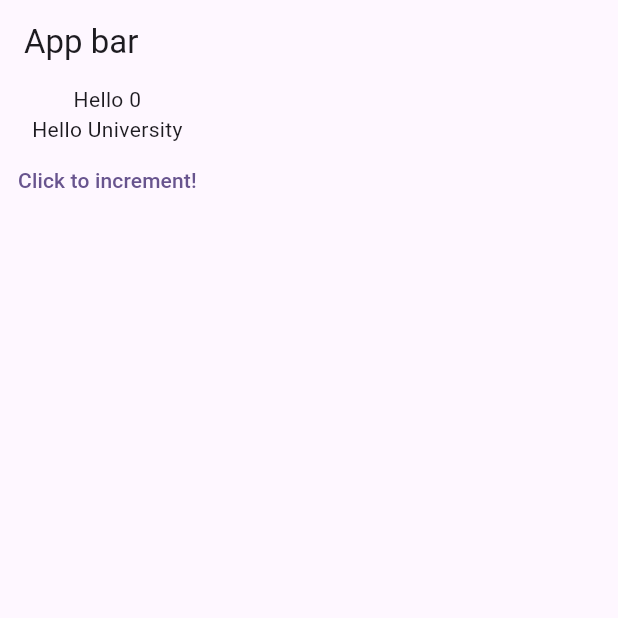
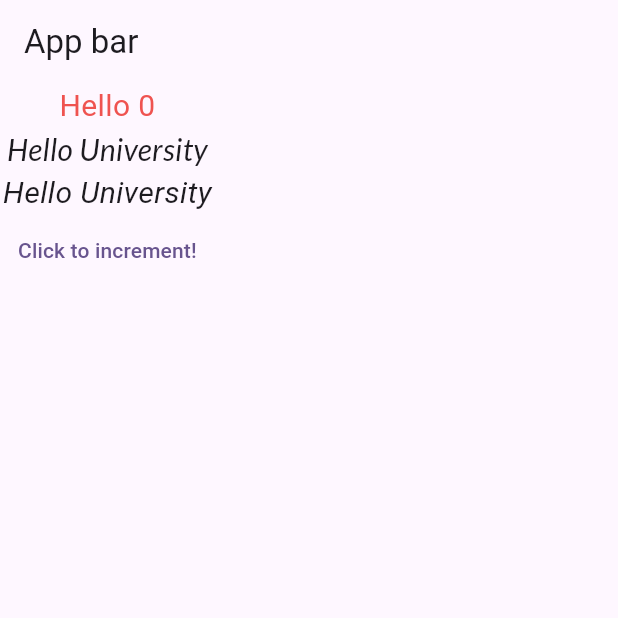
Before and after one commit to manelk/flutter-workshop-itech-uni, a Flutter app: the screen it shows after launch, on a phone screen of 412 x 824 dp, the top half of it. Run offline on Flutter 3.47's test engine with Material 3 defaults, Android fonts, the phone set to English and light mode, and no system bars; our stand-ins replace google_fonts; Roboto replaces fonts that are missing (Arbutus).

Commit message:
Add google font package

```diff
--- /dev/null
+++ b/lib/design_color.dart
@@ -0,0 +1,5 @@
+import 'dart:ui';
+
+class DesignColor {
+  final primaryColor = Color(0xFFEF5350);
+}
--- a/lib/widgets/counter_widget.dart
+++ b/lib/widgets/counter_widget.dart
@@ -1,4 +1,6 @@
 import 'package:flutter/material.dart';
+import '../design_color.dart';
+import 'package:google_fonts/google_fonts.dart';
 
 class CounterScreen extends StatefulWidget {
   const CounterScreen({super.key});
@@ -11,6 +13,10 @@ class _MyWidgetState extends State<CounterScreen> {
   int counter = 0;
   String name = "University";
 
+  // new style using google font package
+
+  final styleNew = GoogleFonts.lato(fontStyle: FontStyle.italic, fontSize: 20);
+
   void increment() {
     setState(() {
       counter++;
@@ -22,8 +28,17 @@ class _MyWidgetState extends State<CounterScreen> {
   Widget build(BuildContext context) {
     return Column(
       children: [
-        Text("Hello $counter"),
-        Text("Hello $name"),
+        Text(
+          "Hello $counter",
+          style: TextStyle(color: DesignColor().primaryColor, fontSize: 20),
+        ),
+        // Method 1
+        Text("Hello $name", style: styleNew),
+        // Method 2
+        Text(
+          "Hello $name",
+          style: GoogleFonts.arbutus(fontStyle: FontStyle.italic, fontSize: 20),
+        ),
         TextButton(onPressed: increment, child: Text("Click to increment!")),
       ],
     );
--- a/pubspec.yaml
+++ b/pubspec.yaml
@@ -34,6 +34,7 @@ dependencies:
   # The following adds the Cupertino Icons font to your application.
   # Use with the CupertinoIcons class for iOS style icons.
   cupertino_icons: ^1.0.8
+  google_fonts: ^8.0.2
 
 dev_dependencies:
   flutter_test:
```
Also changed, not shown: pubspec.lock, 8 other files.
